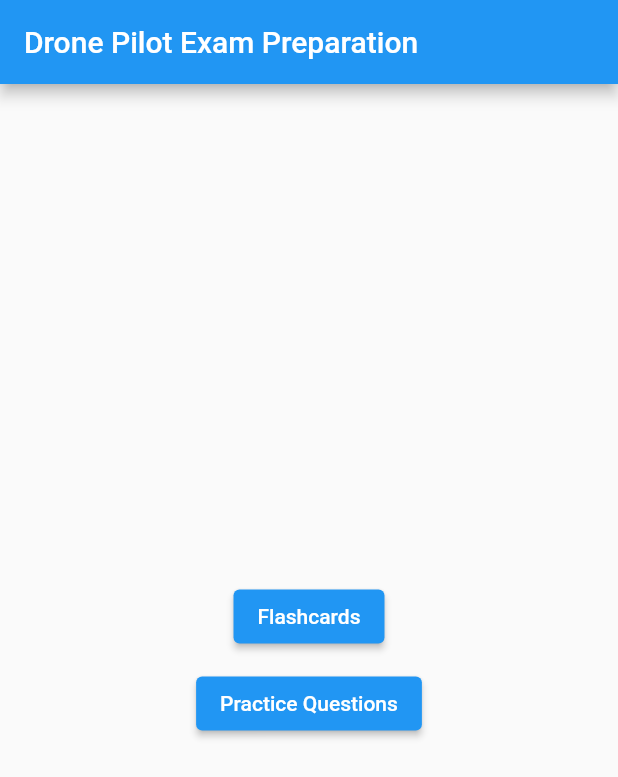
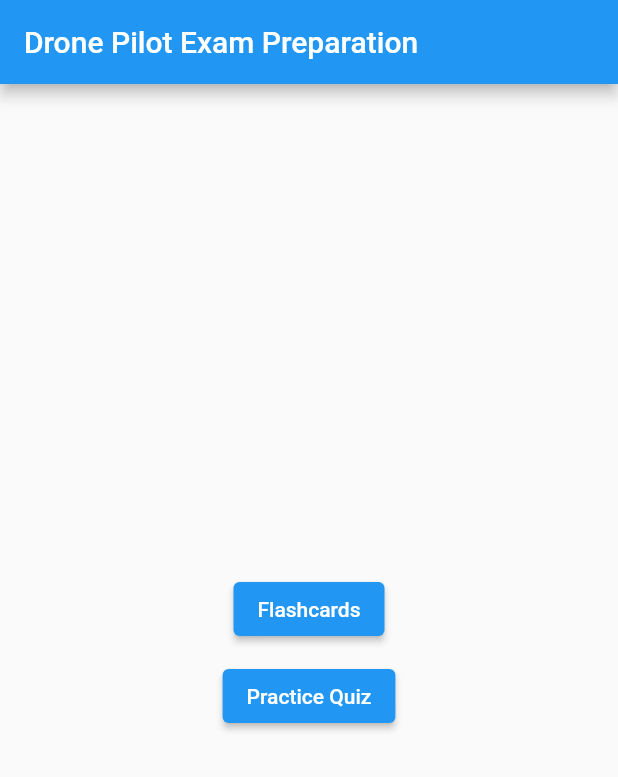
Before and after one commit to kidusdegefu/dronepilotpractice, a Flutter app: the screen it shows after launch, on a phone screen of 412 x 824 dp. Shown: the top 777 px of the screen. Run offline on Flutter 3.47's test engine with Material 2 defaults, Android fonts, the phone set to English and light mode, and no system bars; our stand-ins replace flip_card.

Commit message:
removed increment counter function and added button to quiz

```diff
--- a/lib/main.dart
+++ b/lib/main.dart
@@ -1,3 +1,4 @@
+import 'package:dronepilotpractice/multiple_choice_quiz.dart';
 import 'package:flutter/material.dart';
 import './flashcards.dart';
 import 'package:flip_card/flip_card.dart';
@@ -32,13 +33,6 @@ class MyHomePage extends StatefulWidget {
 }
 
 class _MyHomePageState extends State<MyHomePage> {
-  int _index = 0;
-
-  void _incrementCounter() {
-    setState(() {
-      _index++;
-    });
-  }
 
   @override
   Widget build(BuildContext context) {
@@ -63,9 +57,18 @@ class _MyHomePageState extends State<MyHomePage> {
                 child: const Text("Flashcards"),
               ),
             ),
-            ElevatedButton(
-              onPressed: _incrementCounter,
-              child: const Text("Practice Questions"),
+            Padding(
+              padding: EdgeInsets.only(bottom: 10),
+              child: ElevatedButton(
+                onPressed: () {
+                  Navigator.push(
+                    context,
+                    MaterialPageRoute(
+                        builder: (context) => const multipleChoiceQuiz(title: 'Practice Quiz',)),
+                  );
+                },
+                child: const Text("Practice Quiz"),
+              ),
             ),
           ],
         ),
```
